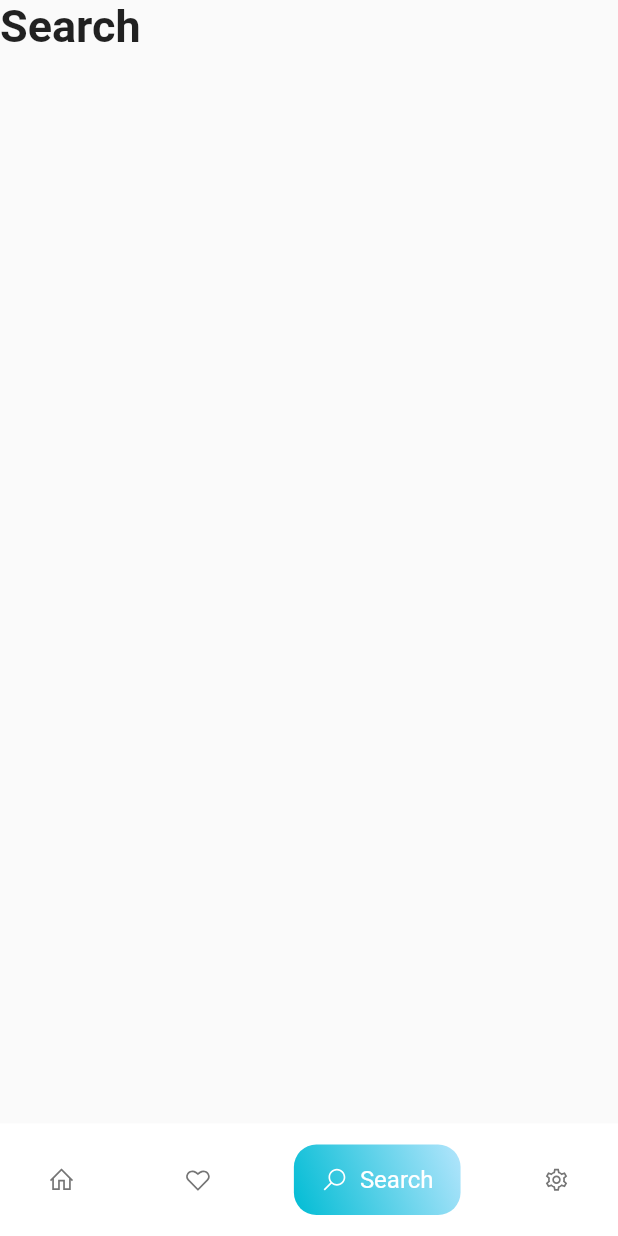
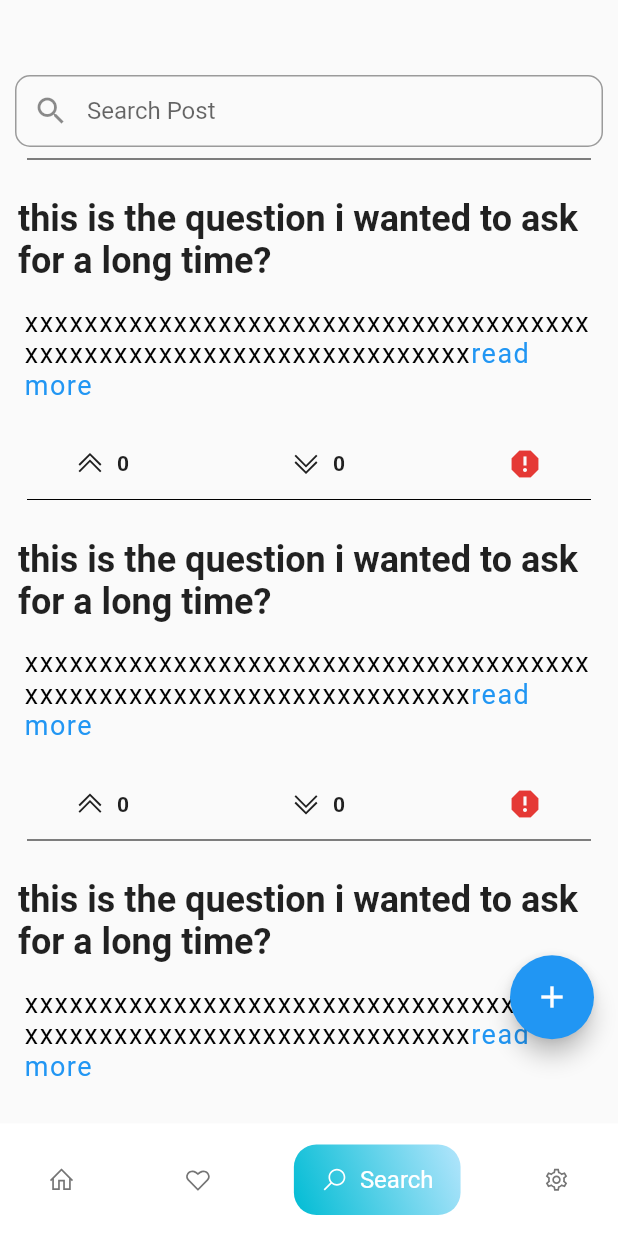
Before and after one commit to mohitsoni-dev/fitness-app-flutter, a Flutter app: the DashBoard screen opened directly, item 3 of the bottom bar chosen, on a phone screen of 412 x 824 dp. Run offline on Flutter 3.47's test engine with Material 2 defaults, Android fonts, the phone set to English and light mode, and no system bars; drawn by our look-alikes of google_nav_bar; our stand-ins replace circular_countdown_timer, flutter_animation_progress_bar, line_icons, numberpicker, shared_preferences, timer_count_down; missing offline and left inert: appbar_animated; accounts and stored records are empty; network calls fail.

Commit message:
community post ui made

```diff
--- /dev/null
+++ b/lib/ui/views/CommunityPost.dart
@@ -0,0 +1,45 @@
+import 'package:fitness_app_flutter/ui/Widgets/CommunityPostWidgets.dart';
+import 'package:flutter/material.dart';
+
+
+class CommunityPost extends StatefulWidget {
+  const CommunityPost({Key? key}) : super(key: key);
+
+  @override
+  _CommunityPostState createState() => _CommunityPostState();
+}
+
+class _CommunityPostState extends State<CommunityPost> {
+  int _upVote = 0;
+  int _downVote = 0;
+
+  @override
+  Widget build(BuildContext context) {
+    return Scaffold(
+        body: Column(
+          children: [
+            textFieldView(context), //todo search bar algorithm to made
+            Expanded(
+                child: SingleChildScrollView(
+              child: Column(
+                children: [
+                  PostOfCommunity(),
+                  PostOfCommunity(),
+                  PostOfCommunity(),
+                  PostOfCommunity(),
+                  PostOfCommunity()
+
+                ],
+              ),
+            ))
+          ],
+        ),
+        floatingActionButton: Align(
+          child: FloatingActionButton(
+            child: Icon(Icons.add),
+            onPressed: () {},
+          ),
+          alignment: Alignment(1, 0.7),
+        ));
+  }
+}
--- a/lib/ui/views/dashboard.dart
+++ b/lib/ui/views/dashboard.dart
@@ -3,6 +3,7 @@ import 'package:flutter/rendering.dart';
 import 'package:google_nav_bar/google_nav_bar.dart';
 import 'package:line_icons/line_icons.dart';
 
+import 'CommunityPost.dart';
 import 'explore.dart';
 import 'home.dart';
 import 'settings.dart';
@@ -22,17 +23,10 @@ class _DashBoardState extends State<DashBoard> {
       TextStyle(fontSize: 30, fontWeight: FontWeight.w600);
   List<Widget> _widgetOptions = <Widget>[
     // TODO: Replace these Texts with repective dart file
-    // For example:
-
-    //   History(),
-    //   Profile(),
-
-    //Text('Home', style: optionStyle),
 
     HomePage(),
     ExplorePage(),
-   // Text('Likes', style: optionStyle),
-    Text('Search', style: optionStyle),
+    CommunityPost(),
     Settings(),
     //Text('Settings', style: optionStyle),
   ];
--- a/lib/ui/views/home.dart
+++ b/lib/ui/views/home.dart
@@ -4,7 +4,6 @@ import 'package:fitness_app_flutter/ui/widgets/drawer_body.dart';
 import 'package:fitness_app_flutter/ui/widgets/workout_program_card.dart';
 import 'package:flutter/cupertino.dart';
 import 'package:flutter/material.dart';
-
 import 'package:line_icons/line_icons.dart';
 
 class HomePage extends StatefulWidget {
@@ -15,12 +14,6 @@ class HomePage extends StatefulWidget {
 }
 
 class _HomePageState extends State<HomePage> {
-  static const List<String> main_features_names = [
-    "feature-1",
-    "feature-2",
-    "feature-3",
-    "feature-4"
-  ];
   String username = '';
 
   Future<bool> getDataFromCache() async {
@@ -78,7 +71,6 @@ class _HomePageState extends State<HomePage> {
                       flex: 1,
                       child: Padding(
                         padding: const EdgeInsets.all(8.0),
-
                         child: Text(
                           " $username",
                           maxLines: 2,
@@ -87,12 +79,10 @@ class _HomePageState extends State<HomePage> {
                               fontWeight: FontWeight.bold,
                               letterSpacing: 1),
                         ),
-
                       ),
                     )
                   ],
                 ),
-
               ),
             ),
             listViewRow("Workout", LineIcons.clock),
@@ -175,7 +165,6 @@ class _HomePageState extends State<HomePage> {
                 ),
               ),
             );
-
           } else {
             return Center(child: CircularProgressIndicator());
           }
--- a/lib/ui/views/settings.dart
+++ b/lib/ui/views/settings.dart
@@ -1,6 +1,5 @@
 import 'package:fitness_app_flutter/constants/shared_preferences.dart';
 import 'package:fitness_app_flutter/ui/Widgets/settings_widgets.dart';
-
 import 'package:flutter/cupertino.dart';
 import 'package:flutter/material.dart';
 import 'package:flutter/rendering.dart';
@@ -13,29 +12,27 @@ class Settings extends StatefulWidget {
 }
 
 class _SettingsState extends State<Settings> {
+  String userName = "";
+  String userHeight = "";
+  String userWeight = "";
 
-  String userName = "";
-  String userHeight ="";
-  String userWeight="";
   //double bmi= 0.0;
-  String bmi='';
-
+  String bmi = '';
 
   changeType() {
-    bmi = (double.parse(userWeight) / double.parse(userHeight)  * double.parse(userHeight)).toString();
+    bmi = (double.parse(userWeight) /
+            double.parse(userHeight) *
+            double.parse(userHeight))
+        .toString();
   }
-
-
-
 
   Future<bool> getDataFromCache() async {
     userName = await getStringValuesSF(USER_NAME);
     userHeight = await getStringValuesSF(USER_HEIGHT);
-    userWeight= await getStringValuesSF(USER_WEIGHT);
+    userWeight = await getStringValuesSF(USER_WEIGHT);
     print(userName);
     return true;
   }
-
 
   @override
   Widget build(BuildContext context) {
@@ -61,7 +58,7 @@ class _SettingsState extends State<Settings> {
 
                       userNameTextWidget("$userName"),
                       //TODO values to be added from database
-                      midview(context,userWeight,bmi.toString(),userHeight),
+                      midview(context, userWeight, bmi.toString(), userHeight),
                       DividerWidget(),
                       weeklyProgressTextWiget("Weekly Progress"),
                       //TODO progress value to be added from database
@@ -76,13 +73,11 @@ class _SettingsState extends State<Settings> {
                     ],
                   ),
                 );
+              } else {
+                return Center(
+                  child: CircularProgressIndicator(),
+                );
               }
-              else {
-                return Center(child: CircularProgressIndicator(),);
-              }
-            }
-
-        )
-    );
+            }));
   }
 }
--- /dev/null
+++ b/lib/ui/widgets/CommunityPostWidgets.dart
@@ -0,0 +1,136 @@
+import 'package:flutter/material.dart';
+import 'package:line_icons/line_icons.dart';
+
+Widget textFieldView(BuildContext context) {
+  return Padding(
+    padding: const EdgeInsets.only(top: 50.0, left: 10, right: 10),
+    child: Container(
+      child: TextField(
+        decoration: InputDecoration(
+            hintText: "Search Post",
+            prefixIcon: Icon(Icons.search),
+            fillColor: Colors.black,
+            focusColor: Colors.black,
+            hoverColor: Colors.black,
+            border: OutlineInputBorder(borderRadius: BorderRadius.circular(10)),
+            contentPadding: EdgeInsets.all(8)),
+        onSubmitted: (value) {}, //TODO
+      ),
+    ),
+  );
+}
+
+
+
+
+
+class PostOfCommunity extends StatefulWidget {
+  const PostOfCommunity({Key? key}) : super(key: key);
+
+  @override
+  _PostOfCommunityState createState() => _PostOfCommunityState();
+}
+
+class _PostOfCommunityState extends State<PostOfCommunity> {
+
+  int _upVote = 0;
+  int _downVote = 0;
+  @override
+  Widget build(BuildContext context) {
+    return  Container(
+      width: MediaQuery.of(context).size.width,
+      child: Column(
+        crossAxisAlignment: CrossAxisAlignment.start,
+        children: [
+          Divider(
+            color: Colors.black,
+            endIndent: 18,
+            indent: 18,),
+          Padding(
+            padding: const EdgeInsets.only(
+                top: 18.0, left: 12, right: 12),
+            child: Text(
+              "this is the question i wanted to ask for a long time?",
+              style: TextStyle(
+                  fontSize: 24, fontWeight: FontWeight.bold),
+            ),
+          ),
+          Padding(
+            padding: const EdgeInsets.all(8.0),
+            child: InkWell(
+              child: Padding(
+                padding: const EdgeInsets.all(8.0),
+                child: RichText(
+                  text: TextSpan(
+                      text:
+                      "xxxxxxxxxxxxxxxxxxxxxxxxxxxxxxxxxxxxxxxxxxxxxxxxxxxxxxxxxxxxxxxxxxxx",
+                      style: TextStyle(
+                        fontSize: 18,
+                        letterSpacing: 1.0,
+                        color: Colors.black,
+                      ),
+                      children: <TextSpan>[
+                        TextSpan(
+                            text: "read more",
+                            style: TextStyle(color: Colors.blue))
+                      ]),
+                ),
+              ),
+              onTap: () {},
+            ),
+          ),
+          SizedBox(height: 10,),
+          Row(
+            mainAxisAlignment: MainAxisAlignment.spaceAround,
+            children: [
+              Container(
+                child: Row(
+                  children: [
+                    InkWell(
+                      child: Icon(LineIcons.angleDoubleUp,size: 20,),
+                      onTap: () {
+                        setState(() {
+                          _upVote++;
+                        });
+                      },
+                    ),
+                    Padding(
+                      padding: const EdgeInsets.all(8.0),
+                      child: Text("$_upVote",style: TextStyle(fontWeight: FontWeight.w600),),
+                    )
+                  ],
+                ),
+              ),
+              Container(
+                child: Row(
+                  children: [
+                    InkWell(
+                      child: Icon(LineIcons.angleDoubleDown,size: 20,),
+                      onTap: () {
+                        setState(() {
+                          _downVote++;
+                        });
+                      },
+                    ),
+                    Padding(
+                      padding: const EdgeInsets.all(8.0),
+                      child: Text(
+                          "$_downVote",
+                          style: TextStyle(fontWeight: FontWeight.w600)
+                      ),
+                    )
+                  ],
+                ),
+              ),
+              InkWell(
+                child: Icon(Icons.report,color: Colors.red[600],),
+                onTap: (){},
+              )
+            ],
+          ),
+
+        ],
+      ),
+    );
+  }
+}
--- a/pubspec.yaml
+++ b/pubspec.yaml
@@ -23,6 +23,7 @@ dependencies:
   json_annotation:
   json_serializable:
 
+
 dev_dependencies:
   build_runner: ^2.1.2
   flutter_test:
```
Lines whose indentation alone changed are shown as unchanged.
